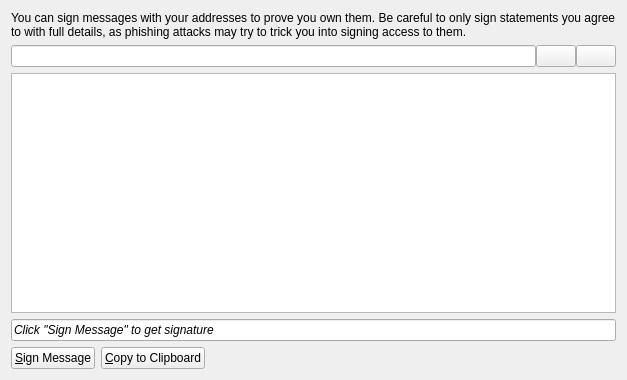
raffermeko/bitcoin, file src/qt/forms/messagepage.ui: the form before one commit.
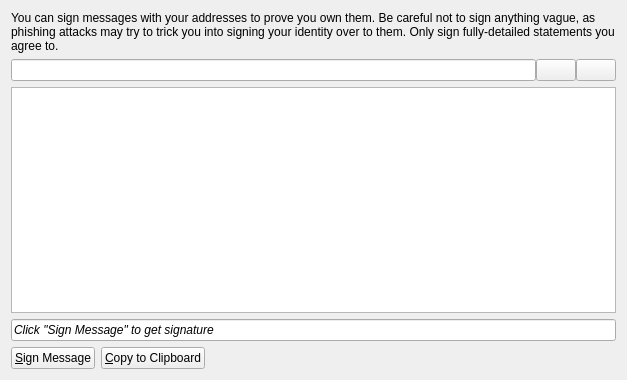
The form after the commit. Icons and pictures are not drawn. Custom widgets are drawn as their Qt base class.

Commit message: Sign message description changes discussed in #bitcoin-dev

Patch:
```diff
--- a/src/qt/forms/messagepage.ui
+++ b/src/qt/forms/messagepage.ui
@@ -17,7 +17,7 @@
    <item>
     <widget class="QLabel" name="labelExplanation">
      <property name="text">
-      <string>You can sign messages with your addresses to prove you own them. Be careful to only sign statements you agree to with full details, as phishing attacks may try to trick you into signing access to them.</string>
+      <string>You can sign messages with your addresses to prove you own them. Be careful not to sign anything vague, as phishing attacks may try to trick you into signing your identity over to them. Only sign fully-detailed statements you agree to.</string>
      </property>
      <property name="textFormat">
       <enum>Qt::AutoText</enum>
```
